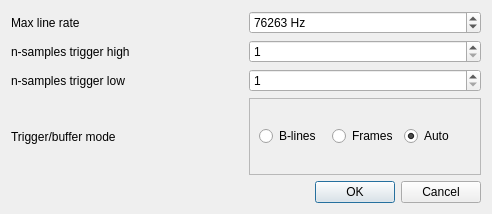
Above: src/main/resources/windows/ui/RasterScanDialog.ui from sstucker/OCTview before the change. Below: the same form after it.
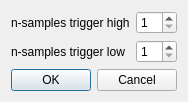
That is the form after the change.

Commit message: Moved rate and buffer to settings menu

The edit to the form file:
```diff
--- a/src/main/resources/windows/ui/RasterScanDialog.ui
+++ b/src/main/resources/windows/ui/RasterScanDialog.ui
@@ -6,8 +6,8 @@
    <rect>
     <x>0</x>
     <y>0</y>
-    <width>492</width>
-    <height>214</height>
+    <width>176</width>
+    <height>78</height>
    </rect>
   </property>
   <property name="windowTitle">
@@ -17,100 +17,7 @@
    <bool>true</bool>
   </property>
   <layout class="QGridLayout" name="gridLayout">
-   <item row="2" column="0">
-    <widget class="QLabel" name="labelSamplesOff">
-     <property name="toolTip">
-      <string>The number of samples to drive low between pulses in the line trigger signal.</string>
-     </property>
-     <property name="text">
-      <string>n-samples trigger low</string>
-     </property>
-    </widget>
-   </item>
-   <item row="0" column="1">
-    <widget class="QDoubleSpinBox" name="spinMaxLineRate">
-     <property name="toolTip">
-      <string>The pulse rate of the line trigger signal. Should not exceed the maximum triggerable rate of the line camera. Governs the DAC clock rate: the period of n-samples high + n-samples low will approximately match this rate.</string>
-     </property>
-     <property name="suffix">
-      <string> Hz</string>
-     </property>
-     <property name="decimals">
-      <number>0</number>
-     </property>
-     <property name="minimum">
-      <double>1.000000000000000</double>
-     </property>
-     <property name="maximum">
-      <double>999000.000000000000000</double>
-     </property>
-     <property name="singleStep">
-      <double>1.000000000000000</double>
-     </property>
-     <property name="value">
-      <double>76263.000000000000000</double>
-     </property>
-    </widget>
-   </item>
-   <item row="1" column="1">
-    <widget class="QSpinBox" name="spinSamplesOn">
-     <property name="toolTip">
-      <string>The number of samples to drive the line trigger pulse high. Can be used for variable exposure cameras.</string>
-     </property>
-     <property name="minimum">
-      <number>1</number>
-     </property>
-    </widget>
-   </item>
-   <item row="3" column="1">
-    <widget class="QFrame" name="frame">
-     <property name="frameShape">
-      <enum>QFrame::StyledPanel</enum>
-     </property>
-     <property name="frameShadow">
-      <enum>QFrame::Raised</enum>
-     </property>
-     <layout class="QHBoxLayout" name="horizontalLayout">
-      <item>
-       <widget class="QRadioButton" name="radioTriggerBlines">
-        <property name="toolTip">
-         <string>Each B-line is buffered from the hardware and concatenated to make up a frame.</string>
-        </property>
-        <property name="text">
-         <string>B-lines</string>
-        </property>
-       </widget>
-      </item>
-      <item>
-       <widget class="QRadioButton" name="radioTriggerFrames">
-        <property name="toolTip">
-         <string>The entire frame is buffered from hardware all at once. Frame grabbers often cannot support very large buffer sizes.</string>
-        </property>
-        <property name="text">
-         <string>Frames</string>
-        </property>
-        <property name="checked">
-         <bool>false</bool>
-        </property>
-       </widget>
-      </item>
-      <item>
-       <widget class="QRadioButton" name="radioTriggerAuto">
-        <property name="toolTip">
-         <string>Frames larger than 50 MB will be buffered by the B-line</string>
-        </property>
-        <property name="text">
-         <string>Auto</string>
-        </property>
-        <property name="checked">
-         <bool>true</bool>
-        </property>
-       </widget>
-      </item>
-     </layout>
-    </widget>
-   </item>
-   <item row="1" column="0">
+   <item row="0" column="0">
     <widget class="QLabel" name="labelSamplesOn">
      <property name="toolTip">
       <string>The number of samples to drive the line trigger pulse high. Can be used for variable exposure cameras.</string>
@@ -120,17 +27,7 @@
      </property>
     </widget>
    </item>
-   <item row="2" column="1">
-    <widget class="QSpinBox" name="spinSamplesOff">
-     <property name="toolTip">
-      <string>The number of samples to drive low between pulses in the line trigger signal.</string>
-     </property>
-     <property name="minimum">
-      <number>1</number>
-     </property>
-    </widget>
-   </item>
-   <item row="7" column="0" colspan="2">
+   <item row="5" column="0" colspan="2">
     <widget class="QDialogButtonBox" name="buttonBox">
      <property name="orientation">
       <enum>Qt::Horizontal</enum>
@@ -140,20 +37,33 @@
      </property>
     </widget>
    </item>
-   <item row="3" column="0">
-    <widget class="QLabel" name="labelTriggerMode">
-     <property name="text">
-      <string>Trigger/buffer mode</string>
+   <item row="0" column="1">
+    <widget class="QSpinBox" name="spinSamplesOn">
+     <property name="toolTip">
+      <string>The number of samples to drive the line trigger pulse high. Can be used for variable exposure cameras.</string>
      </property>
+     <property name="minimum">
+      <number>1</number>
+     </property>
     </widget>
    </item>
-   <item row="0" column="0">
-    <widget class="QLabel" name="labelMaxLineRate">
+   <item row="1" column="0">
+    <widget class="QLabel" name="labelSamplesOff">
      <property name="toolTip">
       <string>The pulse rate of the line trigger signal. Should not exceed the maximum triggerable rate of the line camera. Governs the DAC clock rate: the period of n-samples high + n-samples low will approximately match this rate.</string>
      </property>
      <property name="text">
-      <string>Max line rate</string>
+      <string>n-samples trigger low</string>
+     </property>
+    </widget>
+   </item>
+   <item row="1" column="1">
+    <widget class="QSpinBox" name="spinSamplesOff">
+     <property name="toolTip">
+      <string>The number of samples to drive low between pulses in the line trigger signal.</string>
+     </property>
+     <property name="minimum">
+      <number>1</number>
      </property>
     </widget>
    </item>
```
Left out of the diff: 2 changed lines with no effect on the pictures. The commit also changes 2 other files.
